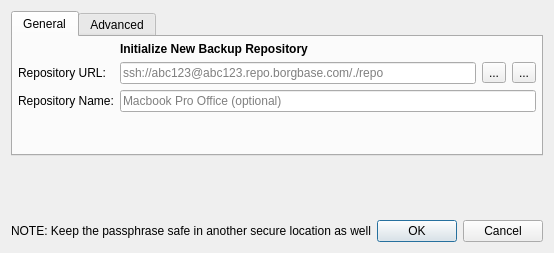
Before: the Qt Designer form src/vorta/assets/UI/repo_add.ui in borgbase/vorta, drawn with Qt 5.
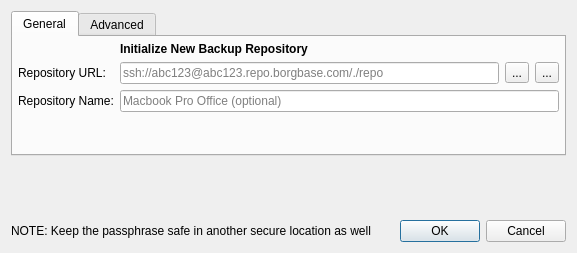
After: the same form once the commit is applied. Icons and pictures are not drawn.

Commit message: Add placeholder text in existing repo section

```diff
--- a/src/vorta/assets/UI/repo_add.ui
+++ b/src/vorta/assets/UI/repo_add.ui
@@ -6,7 +6,7 @@
    <rect>
     <x>0</x>
     <y>0</y>
-    <width>463</width>
+    <width>577</width>
     <height>253</height>
    </rect>
   </property>
```
Left out of the diff: 2 changed lines with no effect on the pictures. The commit also changes 1 other file.
